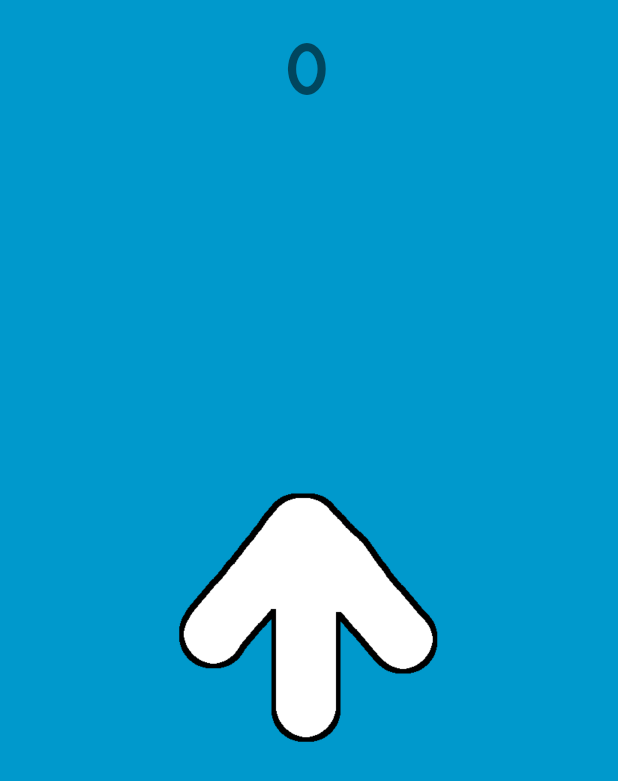
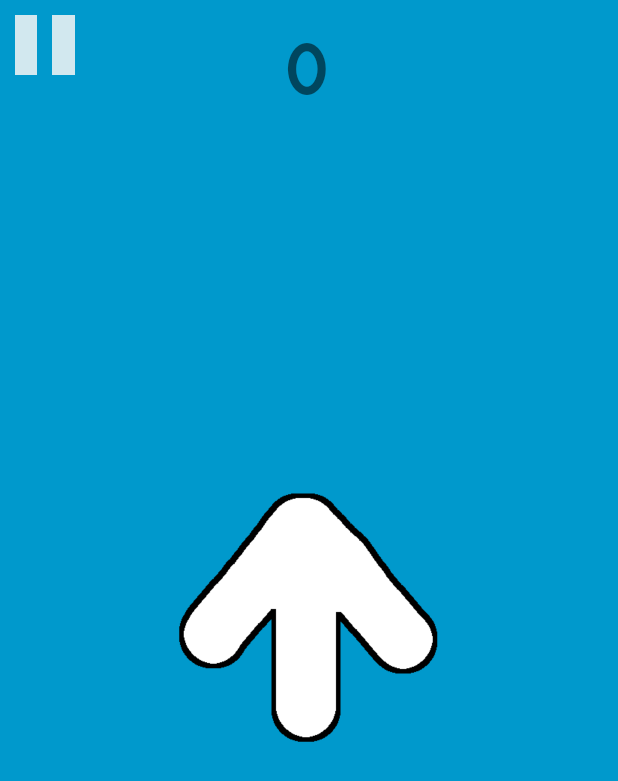
Before and after one commit to BenWu/FingerFlinger, an Android app: the GameActivity screen opened directly, with no data from a screen before it, on a phone screen of 412 x 824 dp. Shown: the top 781 px of the screen. Run offline under Robolectric (Android 15) with nearby library versions, the phone set to English and light mode, and no system bars.

Commit message:
pause button

```diff
--- /dev/null
+++ b/mobile/src/main/res/drawable/pause_button.xml
@@ -0,0 +1,16 @@
+<?xml version="1.0" encoding="utf-8"?>
+<selector xmlns:android="http://schemas.android.com/apk/res/android">
+
+    <item android:state_pressed="true">
+        <shape android:shape="rectangle">
+            <solid android:color="@color/grey80" />
+        </shape>
+    </item>
+
+    <item android:state_pressed="false">
+        <shape android:shape="rectangle">
+            <solid android:color="@color/white" />
+        </shape>
+    </item>
+
+</selector>
--- a/mobile/src/main/res/layout/activity_game.xml
+++ b/mobile/src/main/res/layout/activity_game.xml
@@ -82,4 +82,19 @@
 
     </FrameLayout>
 
+    <RelativeLayout
+        android:id="@+id/gamePauseButton"
+        android:layout_margin="10dp"
+        android:layout_width="40dp"
+        android:layout_height="40dp"
+        android:background="@drawable/pause_button" >
+
+        <View
+            android:layout_width="10dp"
+            android:layout_height="match_parent"
+            android:layout_centerHorizontal="true"
+            android:background="@color/backgroundDefault" />
+
+    </RelativeLayout>
+
 </FrameLayout>
--- a/mobile/src/main/res/values/colors.xml
+++ b/mobile/src/main/res/values/colors.xml
@@ -11,6 +11,7 @@
     <color name="progressBarBlue">#00d0ff</color>
 
     <color name="white80">#dbeeeeee</color>
+    <color name="white">#dbf5f5f5</color>
 
     <color name="grey">#afafaf</color>
     <color name="grey20">#6eafafaf</color>
```
Also changed, not shown: mobile/src/main/java/ca/benwu/fingerflinger/ui/GameActivity.java (+21 -5 lines).
